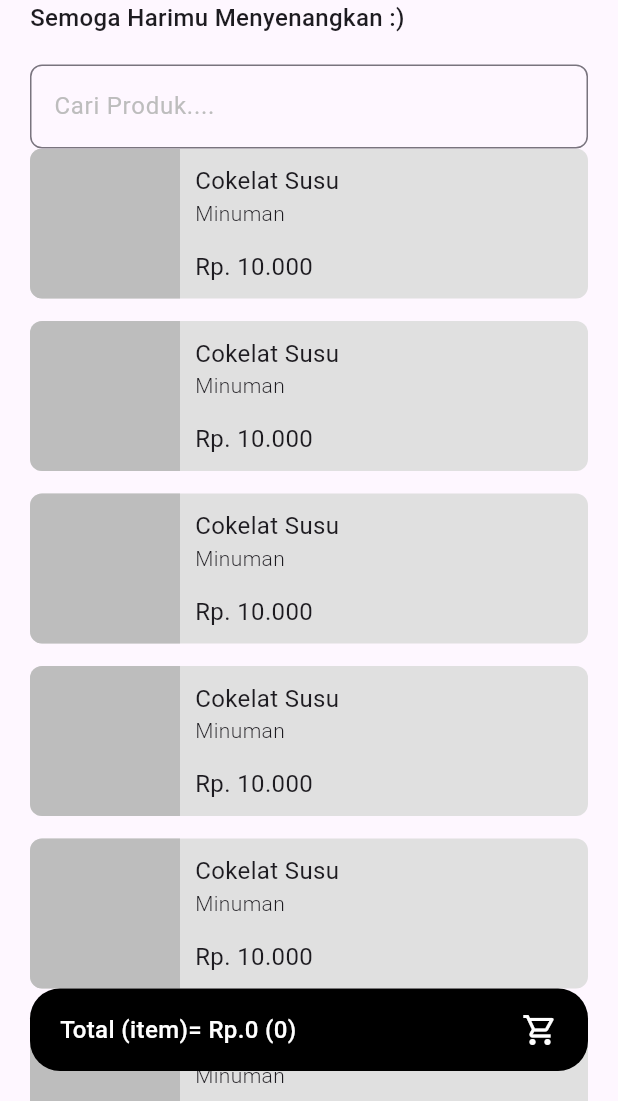
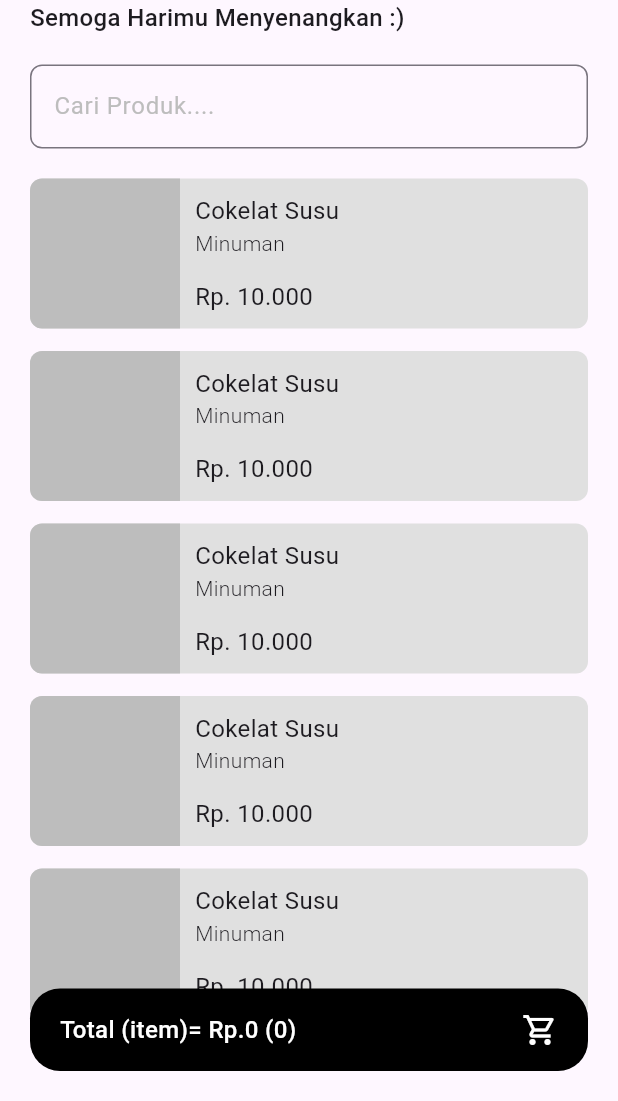
Before and after one commit to MuhammadAzqiMadaniArdan/Flutter-Cashier_App, a Flutter app: the screen it shows after launch, on a phone screen of 412 x 824 dp, the part 135-1236 px from its top. Run offline on Flutter 3.47's test engine with Material 3 defaults, Android fonts, the phone set to English and light mode, and no system bars.

Commit message:
first commit

```diff
--- a/lib/cashier_page.dart
+++ b/lib/cashier_page.dart
@@ -8,6 +8,32 @@ class CashierPage extends StatefulWidget {
 }
 
 class _CashierPageState extends State<CashierPage> {
+  List<Map<String,dynamic>> products = [
+    {
+      "image" : "assets/images/1.jpeg",
+      "name" : "Antangin",
+      "price" : 3000,
+      "stock" : 10,
+    },
+    {
+      "image" : "assets/images/2.png",
+      "name" : "Teh Sariwangi",
+      "price" : 5000,
+      "stock" : 10,
+    },
+    {
+      "image" : "assets/images/3.jpg",
+      "name" : "UltraMilk",
+      "price" : 9000,
+      "stock" : 10,
+    },
+    {
+      "image" : "assets/images/4.jpeg",
+      "name" : "Indomies",
+      "price" : 3500,
+      "stock" : 10,
+    },
+  ];
   @override
   Widget build(BuildContext context) {
     return Scaffold(
@@ -59,15 +85,19 @@ class _CashierPageState extends State<CashierPage> {
                         ),
                       )),
                 ),
-
+                const SizedBox(
+                  height: 20,
+                ),
                 Expanded(
+                    child: Padding(
+                      padding: const EdgeInsets.only(bottom: 8.0),
                       child: ListView.separated(
                           separatorBuilder: (context, index) {
                             return const SizedBox(
                               height: 15,
                             );
                           },
-                        itemCount: 10,
+                          itemCount: 5,
                           itemBuilder: (context, index) {
                             return Container(
                               height: 100,
@@ -129,7 +159,8 @@ class _CashierPageState extends State<CashierPage> {
                                 ),
                               ]),
                             );
-                        }))
+                          }),
+                    ))
               ],
             ),
           ),
--- a/pubspec.yaml
+++ b/pubspec.yaml
@@ -60,7 +60,7 @@ flutter:
 
   # To add assets to your application, add an assets section, like this:
   assets:
-    - assets/
+    - assets/images/
   #   - images/a_dot_ham.jpeg
 
   # An image asset can refer to one or more resolution-specific "variants", see
```
Also changed, not shown: assets/images/1.jpeg (added), assets/images/2.png (added), assets/images/3.jpg (added), assets/images/4.jpeg (added). Lines whose indentation alone changed are shown as unchanged.
